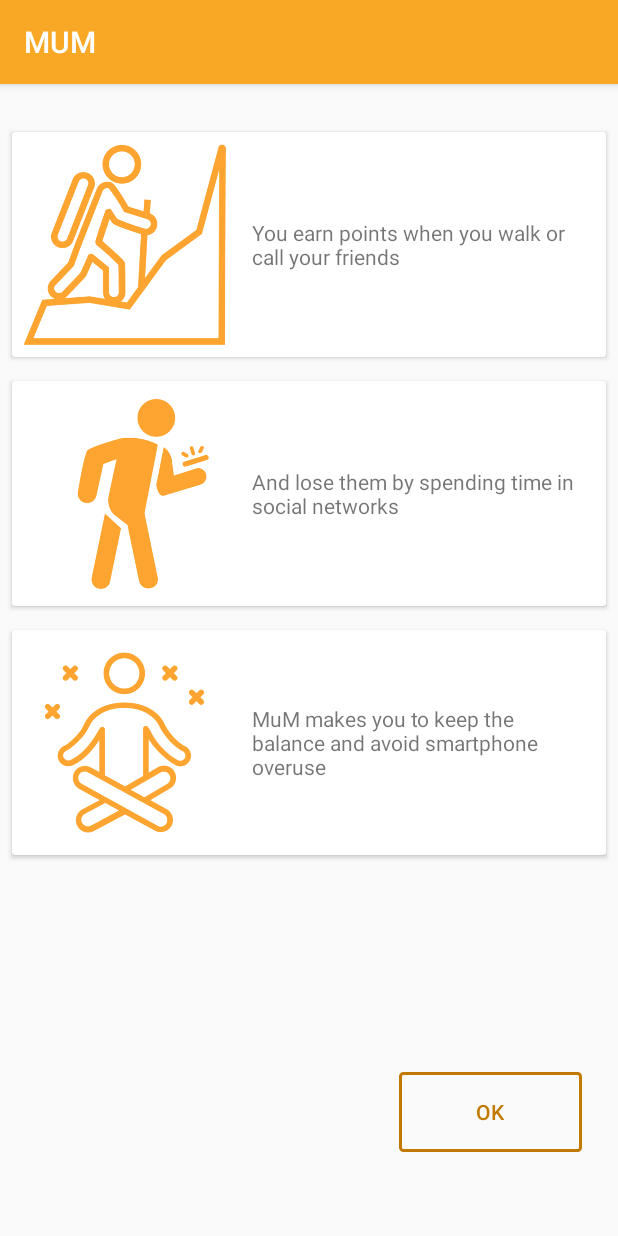
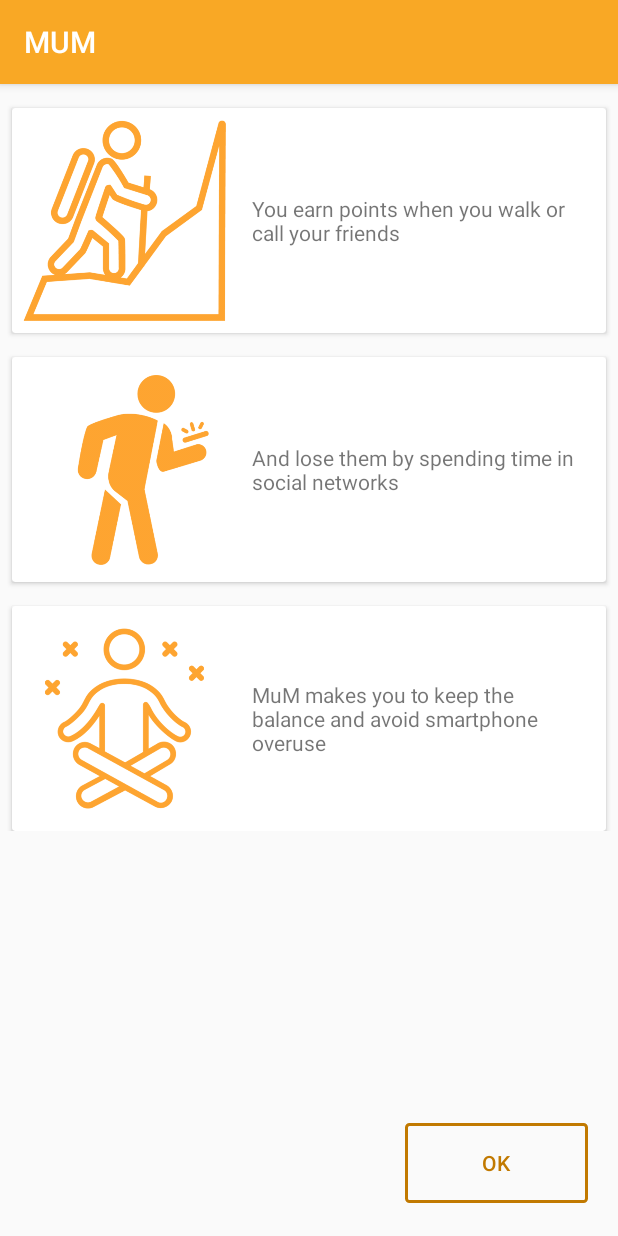
Before and after one commit to laojala/MUM, an Android app: the InstructionsActivity screen opened directly, with no data from a screen before it, on a phone screen of 412 x 824 dp. Run offline under Robolectric (Android 15) with nearby library versions, the phone set to English and light mode, and no system bars.

Commit message:
Instructions ui is fixed

```diff
--- a/app/src/main/res/layout/activity_instructions.xml
+++ b/app/src/main/res/layout/activity_instructions.xml
@@ -1,10 +1,21 @@
 <?xml version="1.0" encoding="utf-8"?>
-<RelativeLayout
+<LinearLayout
         xmlns:android="http://schemas.android.com/apk/res/android"
         xmlns:tools="http://schemas.android.com/tools"
         android:layout_width="match_parent"
-        android:layout_height="match_parent" xmlns:app="http://schemas.android.com/apk/res-auto"
+        android:layout_height="match_parent"
+        android:orientation="vertical"
         tools:context=".InstructionsActivity">
+
+    <ScrollView
+            android:layout_width="match_parent"
+            android:layout_height="0dp"
+            android:layout_weight="1">
+
+        <LinearLayout
+                android:layout_width="match_parent"
+                android:layout_height="wrap_content"
+                android:orientation="vertical">
 
             <android.support.v7.widget.CardView
                     android:id="@+id/earn"
@@ -12,7 +23,7 @@
                     android:layout_height="150dp"
                     android:layout_marginStart="8dp"
                     android:layout_marginEnd="8dp"
-            android:layout_marginTop="32dp">
+                    android:layout_marginTop="16dp">
 
                 <LinearLayout
                         android:layout_width="match_parent"
@@ -67,6 +78,8 @@
 
                 </LinearLayout>
 
+
+
             </android.support.v7.widget.CardView>
 
             <android.support.v7.widget.CardView
@@ -101,17 +114,25 @@
 
             </android.support.v7.widget.CardView>
 
+        </LinearLayout>
+
+    </ScrollView>
+
+    <RelativeLayout
+            android:layout_width="match_parent"
+            android:layout_height="wrap_content">
+
         <Button
                 android:id="@+id/instructions"
                 android:layout_width="130dp"
                 android:layout_height="65dp"
+                android:layout_marginBottom="16dp"
+                android:layout_marginEnd="16dp"
                 android:layout_alignParentEnd="true"
-            android:layout_alignParentBottom="true"
-            android:layout_marginBottom="50dp"
-            android:layout_marginEnd="20dp"
                 style="@style/Button.Outlined"
                 android:textColor="@color/colorPrimaryDark"
                 android:text="ok"/>
 
+    </RelativeLayout>
 
-</RelativeLayout>
+</LinearLayout>
```
Lines whose indentation alone changed are shown as unchanged.
